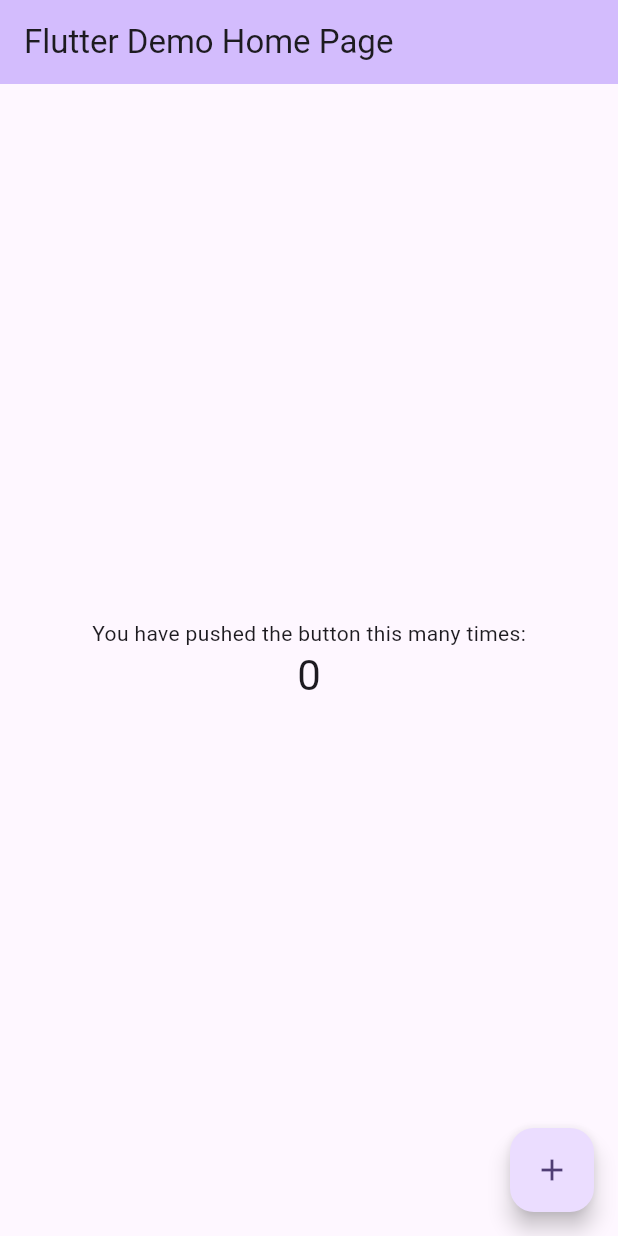
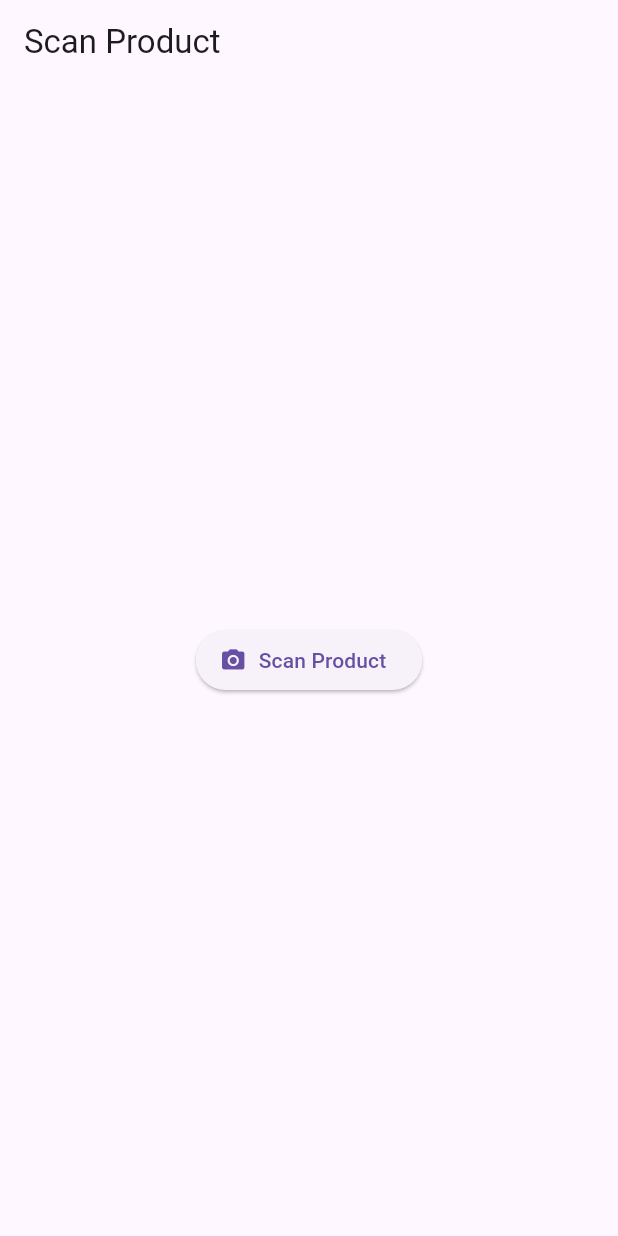
Before and after one commit to romeoagyemang/veefyed-assignment, a Flutter app: the screen it shows after launch, on a phone screen of 412 x 824 dp. Run offline on Flutter 3.47's test engine with Material 3 defaults, Android fonts, the phone set to English and light mode, and no system bars.

Commit message:
updated the codes

```diff
--- a/lib/main.dart
+++ b/lib/main.dart
@@ -1,85 +1,17 @@
 import 'package:flutter/material.dart';
+import 'screens/scanner_screen.dart';
 
-void main() {
-  runApp(const MyApp());
-}
+void main() => runApp(ProductScannerApp());
 
-class MyApp extends StatelessWidget {
-  const MyApp({super.key});
+class ProductScannerApp extends StatelessWidget {
+  const ProductScannerApp({super.key});
 
-  // This widget is the root of your application.
   @override
   Widget build(BuildContext context) {
     return MaterialApp(
-      title: 'Flutter Demo',
-      theme: ThemeData(
-        // This is the theme of your application.
-        //
-        // TRY THIS: Try running your application with "flutter run". You'll see
-        // the application has a purple toolbar. Then, without quitting the app,
-        // try changing the seedColor in the colorScheme below to Colors.green
-        // and then invoke "hot reload" (save your changes or press the "hot
-        // reload" button in a Flutter-supported IDE, or press "r" if you used
-        // the command line to start the app).
-        //
-        // Notice that the counter didn't reset back to zero; the application
-        // state is not lost during the reload. To reset the state, use hot
-        // restart instead.
-        //
-        // This works for code too, not just values: Most code changes can be
-        // tested with just a hot reload.
-        colorScheme: ColorScheme.fromSeed(seedColor: Colors.deepPurple),
-        useMaterial3: true,
-      ),
-      home: const MyHomePage(title: 'Flutter Demo Home Page'),
+      title: 'Product Scanner',
+      theme: ThemeData(primarySwatch: Colors.teal),
+      home: ScannerScreen(),
     );
   }
 }
-
-class MyHomePage extends StatefulWidget {
-  const MyHomePage({super.key, required this.title});
-
-  final String title;
-
-  @override
-  State<MyHomePage> createState() => _MyHomePageState();
-}
-
-class _MyHomePageState extends State<MyHomePage> {
-  int _counter = 0;
-
-  void _incrementCounter() {
-    setState(() {
-      _counter++;
-    });
-  }
-
-  @override
-  Widget build(BuildContext context) {
-    return Scaffold(
-      appBar: AppBar(
-        backgroundColor: Theme.of(context).colorScheme.inversePrimary,
-        title: Text(widget.title),
-      ),
-      body: Center(
-        child: Column(
-          mainAxisAlignment: MainAxisAlignment.center,
-          children: <Widget>[
-            const Text(
-              'You have pushed the button this many times:',
-            ),
-            Text(
-              '$_counter',
-              style: Theme.of(context).textTheme.headlineMedium,
-            ),
-          ],
-        ),
-      ),
-      floatingActionButton: FloatingActionButton(
-        onPressed: _incrementCounter,
-        tooltip: 'Increment',
-        child: const Icon(Icons.add),
-      ), // This trailing comma makes auto-formatting nicer for build methods.
-    );
-  }
-}
--- a/lib/screens/scanner_screen.dart
+++ b/lib/screens/scanner_screen.dart
@@ -0,0 +1,51 @@
+import 'package:flutter/material.dart';
+import 'dart:async';
+import 'result_screen.dart';
+import '../widgets/loading_indicator.dart';
+
+class ScannerScreen extends StatefulWidget {
+  @override
+  // ignore: library_private_types_in_public_api
+  _ScannerScreenState createState() => _ScannerScreenState();
+}
+
+class _ScannerScreenState extends State<ScannerScreen> {
+  bool _isScanning = false;
+
+  void _simulateScan() {
+    setState(() => _isScanning = true);
+
+    Timer(Duration(seconds: 2), () {
+      setState(() => _isScanning = false);
+      bool isVerified = DateTime.now().second % 2 == 0;
+
+      Navigator.push(
+        context,
+        MaterialPageRoute(
+          builder: (context) => ResultScreen(
+            isVerified: isVerified,
+            productName: isVerified ? "Organic Juice" : "Unknown Item",
+            ingredients:
+                isVerified ? ["Water", "Fruit Extract", "Vitamin C"] : [],
+          ),
+        ),
+      );
+    });
+  }
+
+  @override
+  Widget build(BuildContext context) {
+    return Scaffold(
+      appBar: AppBar(title: Text('Scan Product')),
+      body: Center(
+        child: _isScanning
+            ? LoadingIndicator()
+            : ElevatedButton.icon(
+                icon: Icon(Icons.camera_alt),
+                label: Text('Scan Product'),
+                onPressed: _simulateScan,
+              ),
+      ),
+    );
+  }
+}
```
Also changed, not shown: lib/screens/result_screen.dart (+27 -0 lines), lib/widgets/loading_indicator.dart (+15 -0 lines), lib/widgets/product_info.dart (+43 -0 lines), 1 other file.
